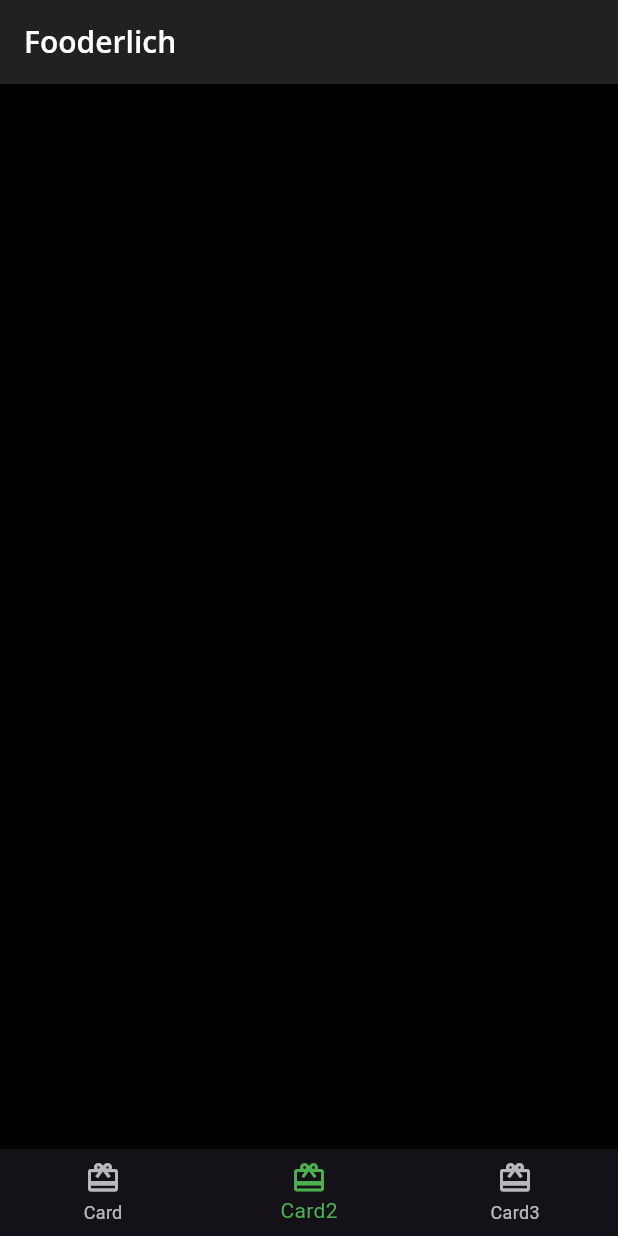
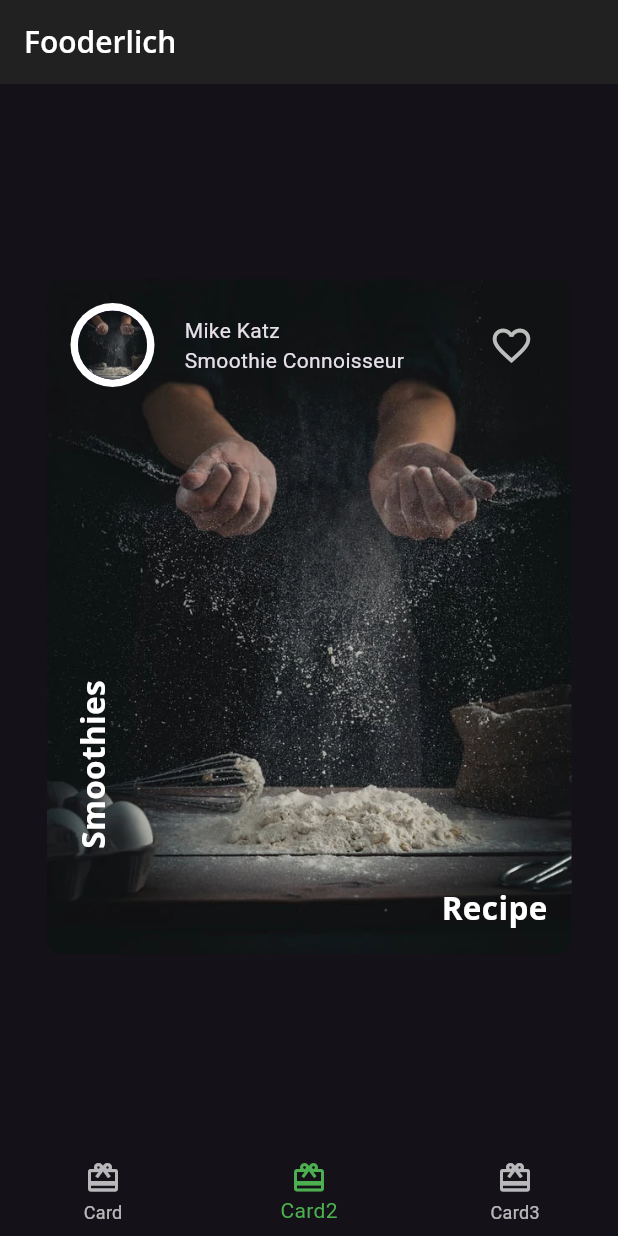
Before and after one commit to addisumotora/flutter-apps, a Flutter app: the screen it shows after launch, item 2 of the bottom bar chosen, on a phone screen of 412 x 824 dp. Run offline on Flutter 3.47's test engine with Material 3 defaults, Android fonts, the phone set to English and light mode, and no system bars; our stand-ins replace google_fonts.

Commit message:
fooderlich card1 and 2

```diff
--- /dev/null
+++ b/fooderlich/lib/author_card.dart
@@ -0,0 +1,56 @@
+import 'package:flutter/material.dart';
+import 'package:fooderlich/circle_image.dart';
+import 'package:fooderlich/fooderlich_theme.dart';
+
+class AuthorCard extends StatelessWidget {
+  const AuthorCard(
+      {super.key,
+      required this.authorName,
+      required this.title,
+      this.imageProvider});
+
+  final String authorName;
+  final String title;
+  final ImageProvider? imageProvider;
+
+  @override
+  Widget build(BuildContext context) {
+    return Container(
+        padding: const EdgeInsets.all(16),
+        child: Row(
+          mainAxisAlignment: MainAxisAlignment.spaceBetween,
+          children: [
+            Row(
+              children: [
+                CircleImage(
+                  imageProvider: imageProvider,
+                  imageRadius: 28,
+                ),
+                const SizedBox(width: 20),
+                Column(
+                  crossAxisAlignment: CrossAxisAlignment.start,
+                  children: [
+                    Text(
+                      authorName,
+                      style: FooderlichTheme.lightTextTheme.bodyMedium,
+                    ),
+                    Text(
+                      title,
+                      style: FooderlichTheme.lightTextTheme.bodySmall,
+                    )
+                  ],
+                ),
+              ],
+            ),
+            IconButton(
+                icon: const Icon(Icons.favorite_border),
+                iconSize: 30,
+                color: Colors.grey[400],
+                onPressed: () {
+                  const snackBar = SnackBar(content: Text('Favorite  Pressed'));
+                  ScaffoldMessenger.of(context).showSnackBar(snackBar);
+                }),
+          ],
+        ));
+  }
+}
--- a/fooderlich/lib/card1.dart
+++ b/fooderlich/lib/card1.dart
@@ -1,4 +1,5 @@
 import 'package:flutter/material.dart';
+import 'package:fooderlich/fooderlich_theme.dart';
 
 class Card1 extends StatelessWidget {
   const Card1({super.key});
@@ -12,19 +13,47 @@ class Card1 extends StatelessWidget {
   Widget build(BuildContext context) {
     return Center(
       child: Container(
-        // color: Colors.white,
         padding: const EdgeInsets.all(16),
         constraints: const BoxConstraints.expand(
           width: 350,
-          height: 450,
+          height: 600,
         ),
         decoration: const BoxDecoration(
-          image: DecorationImage(
-            image: AssetImage('assets/mag1.png'),
-            fit: BoxFit.cover,
+            image: DecorationImage(
+              image: AssetImage('assets/mag1.webp'),
+              fit: BoxFit.cover,
+            ),
+            borderRadius: BorderRadius.all(Radius.circular(10.0))),
+        child: Stack(children: [
+          Text(
+            category,
+            style: FooderlichTheme.darkTextTheme.bodyLarge,
           ),
-          borderRadius: BorderRadius.all(Radius.circular(10.0))
-        ),
+          Positioned(
+            top: 20,
+            child: Text(
+              title,
+              style: FooderlichTheme.darkTextTheme.displayLarge,
+            ),
+          ),
+          // 1
+          Positioned(
+            bottom: 30,
+            right: 0,
+            child: Text(
+              description,
+              style: FooderlichTheme.darkTextTheme.bodyLarge,
+            ),
+          ),
+          Positioned(
+            bottom: 10,
+            right: 0,
+            child: Text(
+              chef,
+              style: FooderlichTheme.darkTextTheme.bodyLarge,
+            ),
+          )
+        ]),
       ),
     );
   }
--- /dev/null
+++ b/fooderlich/lib/card2.dart
@@ -0,0 +1,57 @@
+import 'package:flutter/material.dart';
+import 'package:fooderlich/author_card.dart';
+import 'package:fooderlich/fooderlich_theme.dart';
+
+class Card2 extends StatelessWidget {
+  const Card2({super.key});
+
+  @override
+  Widget build(BuildContext context) {
+    return Center(
+      child: Container(
+        constraints: const BoxConstraints.expand(
+          width: 350,
+          height: 450,
+        ),
+        decoration: const BoxDecoration(
+          image: DecorationImage(
+            image: AssetImage('assets/mag1.webp'),
+            fit: BoxFit.cover,
+          ),
+          borderRadius: BorderRadius.all(
+            Radius.circular(10.0),
+          ),
+        ),
+        // 2
+        child: Column(
+          children: [
+            const AuthorCard(
+              authorName: 'Mike Katz',
+              title: 'Smoothie Connoisseur',
+              imageProvider: AssetImage('assets/mag1.webp'),
+            ),
+            Expanded(
+                child: Stack(
+              children: [
+                Positioned(
+                    bottom: 16,
+                    right: 16,
+                    child: Text("Recipe",
+                        style: FooderlichTheme.darkTextTheme.displayMedium)),
+                Positioned(
+                    bottom: 70,
+                    left: 16,
+                    child: RotatedBox(
+                        quarterTurns: 3,
+                        child: Text(
+                          'Smoothies',
+                          style: FooderlichTheme.darkTextTheme.displayMedium,
+                        ))),
+              ],
+            ))
+          ],
+        ),
+      ),
+    );
+  }
+}
--- /dev/null
+++ b/fooderlich/lib/circle_image.dart
@@ -0,0 +1,20 @@
+import 'package:flutter/material.dart';
+
+class CircleImage extends StatelessWidget {
+  const CircleImage({super.key, this.imageRadius = 20, this.imageProvider});
+  final double imageRadius;
+  final ImageProvider? imageProvider;
+
+  @override
+  Widget build(BuildContext context){
+    return CircleAvatar(
+      backgroundColor: Colors.white,
+      radius: imageRadius,
+
+      child: CircleAvatar(
+         radius: imageRadius - 5,
+         backgroundImage: imageProvider,
+      ),
+    );
+  }
+}
--- a/fooderlich/lib/home.dart
+++ b/fooderlich/lib/home.dart
@@ -1,5 +1,6 @@
 import 'package:flutter/material.dart';
 import 'package:fooderlich/card1.dart';
+import 'package:fooderlich/card2.dart';
 
 class Home extends StatefulWidget {
   const Home({Key? key}) : super(key: key);
@@ -13,11 +14,11 @@ class _HomeState extends State<Home> {
 
   static List<Widget> pages = <Widget>[
     const Card1(),
-    Container(color: Colors.black),
+    const Card2(),
     Container(color: Colors.blue)
   ];
 
-  void _onItemTab(int index){
+  void _onItemTab(int index) {
     setState(() {
       _selectedIndex = index;
     });
@@ -33,15 +34,17 @@ class _HomeState extends State<Home> {
         ),
       ),
       body: pages[_selectedIndex],
-
       bottomNavigationBar: BottomNavigationBar(
         currentIndex: _selectedIndex,
-        onTap: (value) => _onItemTab(value),
+        onTap: _onItemTab,
         selectedItemColor: Theme.of(context).textSelectionTheme.selectionColor,
-        items: const <BottomNavigationBarItem> [
-           BottomNavigationBarItem (icon: Icon(Icons.card_giftcard), label: 'Card'),
-           BottomNavigationBarItem(icon: Icon(Icons.card_giftcard), label: "Card2"),
-           BottomNavigationBarItem(icon: Icon(Icons.card_giftcard), label: 'Card3')
+        items: const <BottomNavigationBarItem>[
+          BottomNavigationBarItem(
+              icon: Icon(Icons.card_giftcard), label: 'Card'),
+          BottomNavigationBarItem(
+              icon: Icon(Icons.card_giftcard), label: "Card2"),
+          BottomNavigationBarItem(
+              icon: Icon(Icons.card_giftcard), label: 'Card3')
         ],
       ),
     );
--- a/fooderlich/lib/main.dart
+++ b/fooderlich/lib/main.dart
@@ -13,7 +13,7 @@ class MyApp extends StatelessWidget {
     final theme = FooderlichTheme.dark();
     return MaterialApp(
         theme: theme,
-        title: 'Flutter Demo',
+        title: 'fooderlick app',
         home: const Home()
     );
   }
--- a/fooderlich/pubspec.yaml
+++ b/fooderlich/pubspec.yaml
@@ -60,8 +60,8 @@ flutter:
   uses-material-design: true
 
   # To add assets to your application, add an assets section, like this:
-  # assets:
-  #   - images/a_dot_burr.jpeg
+  assets:
+    - assets/
   #   - images/a_dot_ham.jpeg
 
   # An image asset can refer to one or more resolution-specific "variants", see
--- a/recipes/lib/main.dart
+++ b/recipes/lib/main.dart
@@ -14,7 +14,7 @@ class RecipeApp extends StatelessWidget {
     return MaterialApp(
       title: 'Recipe Calculator',
       theme: theme.copyWith(
-          colorScheme: theme.colorScheme.copyWith(
+        colorScheme: theme.colorScheme.copyWith(
         primary: Colors.grey,
         secondary: Colors.black,
       )),
@@ -32,14 +32,6 @@ class MyHomePage extends StatefulWidget {
 }
 
 class _MyHomePageState extends State<MyHomePage> {
-  int _counter = 0;
-
-  void _incrementCounter() {
-    setState(() {
-      _counter++;
-    });
-  }
-
   @override
   Widget build(BuildContext context) {
     return Scaffold(
```
Also changed, not shown: fooderlich/assets/mag1.webp (added), fooderlich/flutter_01.png (added).
